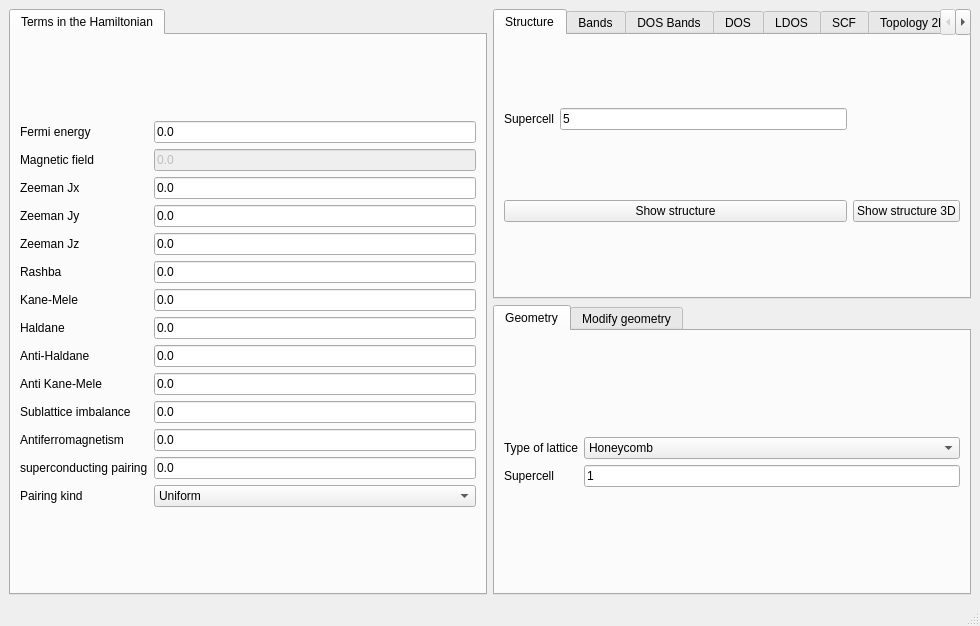
First picture: the form in development/interface-pyqt/2d/interface.ui, repository joselado/quantum-honeycomp, before the edit.
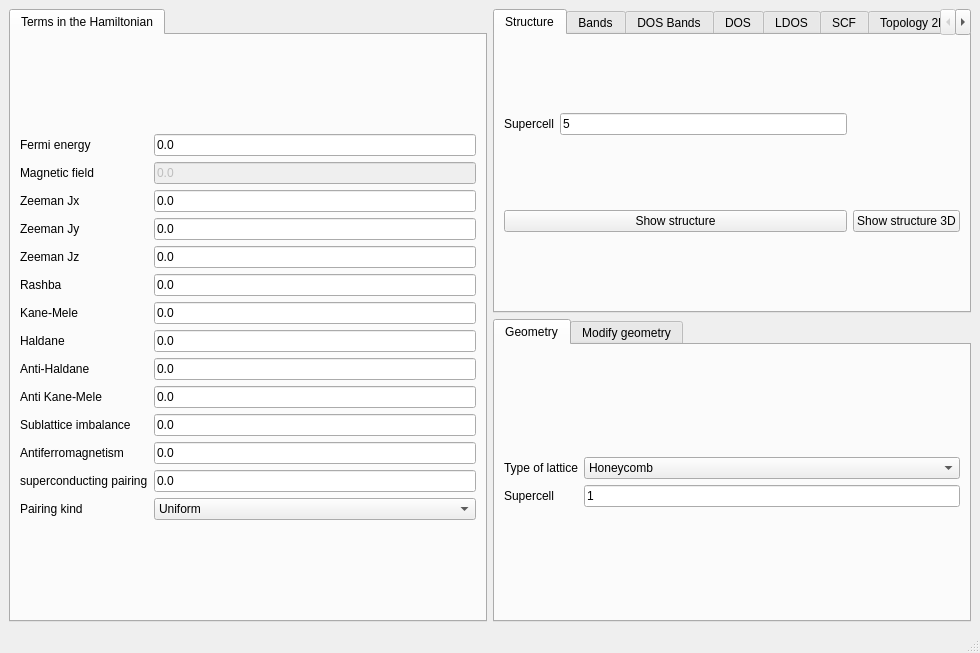
Second picture: the form after the edit.

What changed in the file:
```diff
--- a/development/interface-pyqt/2d/interface.ui
+++ b/development/interface-pyqt/2d/interface.ui
@@ -7,7 +7,7 @@
     <x>0</x>
     <y>0</y>
     <width>980</width>
-    <height>626</height>
+    <height>653</height>
    </rect>
   </property>
   <property name="windowTitle">
```
Left out of the diff: 5 changed lines with no effect on the pictures.
